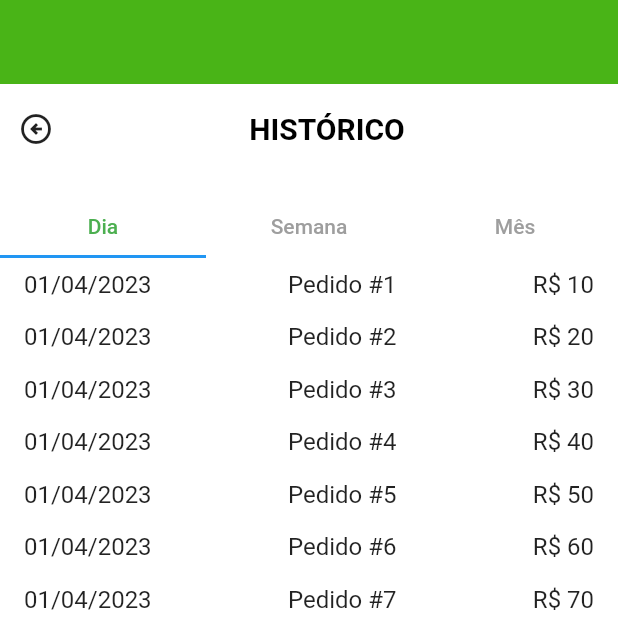
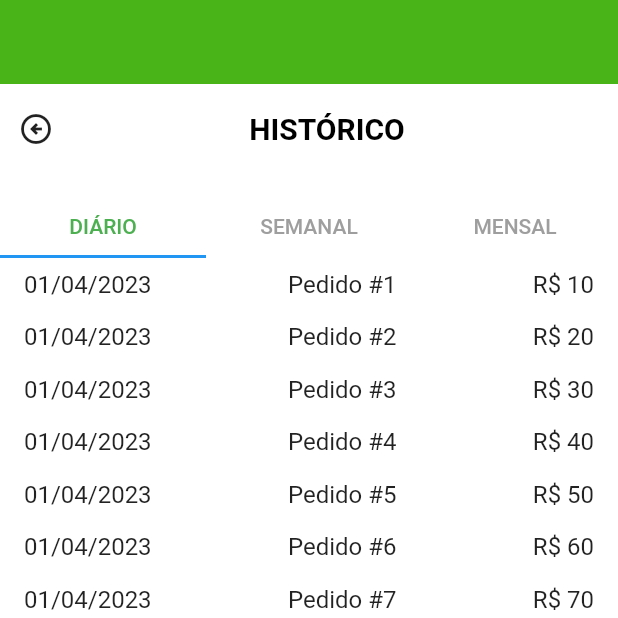
Before and after one commit to jeangsilva/olympusfood, a Flutter app: the HistoryScreen screen opened directly, on a phone screen of 412 x 824 dp, the top half of it. Run offline on Flutter 3.47's test engine with Material 2 defaults, Android fonts, the phone set to English and light mode, and no system bars; our stand-ins replace page_indicator; network calls fail.

Commit message:
Update history_screen.dart

```diff
--- a/lib/screens/history_screen.dart
+++ b/lib/screens/history_screen.dart
@@ -74,13 +74,13 @@ class _HistoryScreenState extends State<HistoryScreen>
               unselectedLabelColor: Colors.grey,
               tabs: const [
                 Tab(
-                  text: 'Dia',
+                  text: 'DIÁRIO',
                 ),
                 Tab(
-                  text: 'Semana',
+                  text: 'SEMANAL',
                 ),
                 Tab(
-                  text: 'Mês',
+                  text: 'MENSAL',
                 ),
               ],
             ),
```
